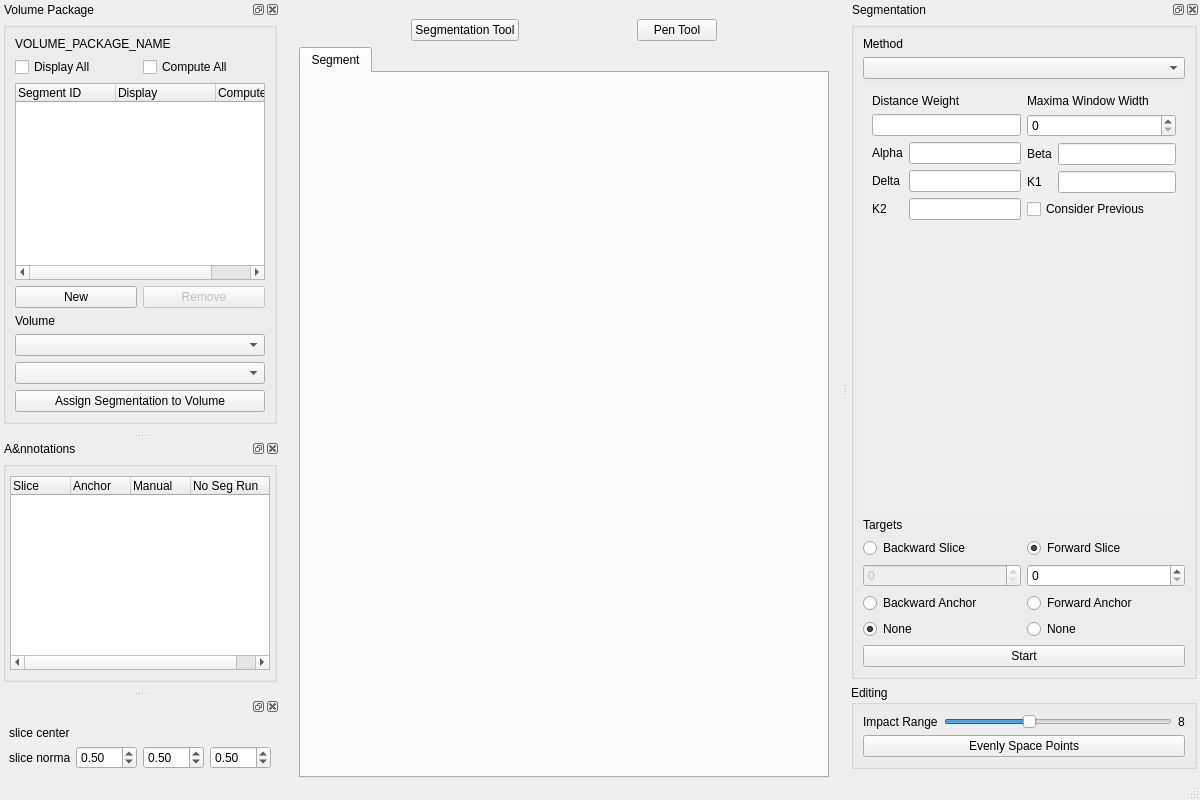
SuperOptimizer/villa, file volume-cartographer/apps/VC3D/VCMain.ui: the form before one commit.
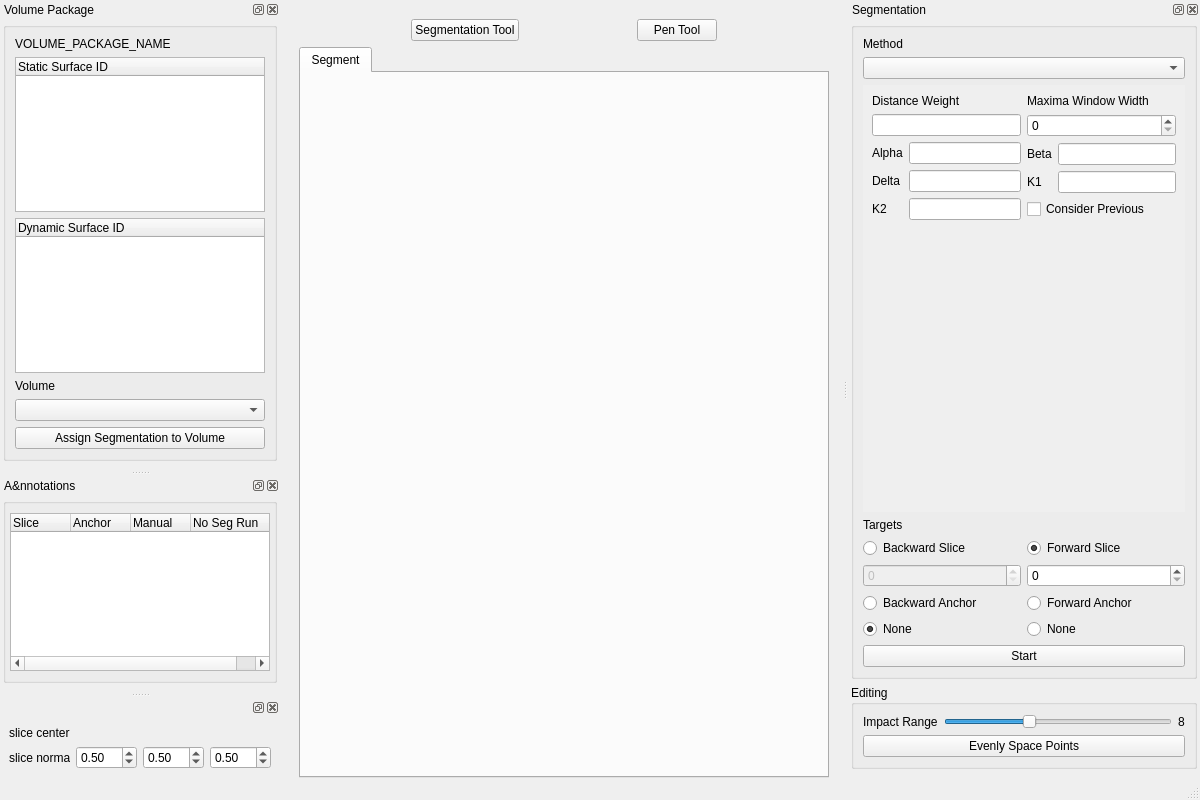
The form after the commit. Icons and pictures are not drawn.

Commit message: simplify segmentation selection

```diff
--- a/volume-cartographer/apps/VC3D/VCMain.ui
+++ b/volume-cartographer/apps/VC3D/VCMain.ui
@@ -188,84 +188,59 @@
            </widget>
           </item>
           <item>
-           <layout class="QHBoxLayout" name="horizontalLayout_2">
-            <item>
-             <widget class="QCheckBox" name="chkDisplayAll">
-              <property name="text">
-               <string>Display All</string>
-              </property>
-             </widget>
-            </item>
-            <item>
-             <widget class="QCheckBox" name="chkComputeAll">
-              <property name="text">
-               <string>Compute All</string>
-              </property>
-             </widget>
-            </item>
-           </layout>
-          </item>
-          <item>
-           <widget class="QTreeWidget" name="treeWidgetPaths">
+           <widget class="QTreeWidget" name="treeWidgetStaticSurfaces">
             <property name="indentation">
              <number>0</number>
             </property>
+            <property name="columnCount">
+             <number>1</number>
+            </property>
+            <attribute name="headerVisible">
+             <bool>true</bool>
+            </attribute>
             <attribute name="headerMinimumSectionSize">
              <number>50</number>
             </attribute>
+            <attribute name="headerDefaultSectionSize">
+             <number>120</number>
+            </attribute>
             <attribute name="headerStretchLastSection">
              <bool>true</bool>
             </attribute>
             <column>
              <property name="text">
-              <string>Segment ID</string>
+              <string>Static Surface ID</string>
              </property>
             </column>
+           </widget>
+          </item>
+          <item>
+           <widget class="QTreeWidget" name="treeWidgetDynamicSurfaces">
+            <property name="indentation">
+             <number>0</number>
+            </property>
+            <property name="columnCount">
+             <number>1</number>
+            </property>
+            <attribute name="headerVisible">
+             <bool>true</bool>
+            </attribute>
+            <attribute name="headerMinimumSectionSize">
+             <number>50</number>
+            </attribute>
+            <attribute name="headerDefaultSectionSize">
+             <number>120</number>
+            </attribute>
+            <attribute name="headerStretchLastSection">
+             <bool>true</bool>
+            </attribute>
             <column>
              <property name="text">
-              <string>Display</string>
+              <string>Dynamic Surface ID</string>
              </property>
             </column>
-            <column>
-             <property name="text">
-              <string>Compute</string>
-             </property>
-            </column>
            </widget>
           </item>
-          <item>
-           <layout class="QHBoxLayout" name="horizontalLayout_3">
-            <item>
-             <widget class="QPushButton" name="btnNewPath">
-              <property name="minimumSize">
-               <size>
-                <width>20</width>
-                <height>20</height>
-               </size>
-              </property>
-              <property name="text">
-               <string>New</string>
-              </property>
-             </widget>
-            </item>
-            <item>
-             <widget class="QPushButton" name="btnRemovePath">
-              <property name="enabled">
-               <bool>false</bool>
-              </property>
-              <property name="minimumSize">
-               <size>
-                <width>20</width>
-                <height>20</height>
-               </size>
-              </property>
-              <property name="text">
-               <string>Remove</string>
-              </property>
-             </widget>
-            </item>
-           </layout>
-          </item>
           <item>
            <widget class="QLabel" name="label_vol">
             <property name="text">
@@ -276,9 +251,6 @@
           <item>
            <widget class="QComboBox" name="volSelect"/>
           </item>
-          <item>
-           <widget class="QComboBox" name="previewSelect"/>
-          </item>
           <item>
            <widget class="QPushButton" name="assignVol">
             <property name="text">
```
Left out of the diff: 6 changed lines with no effect on the pictures. The commit also changes 2 other files.
